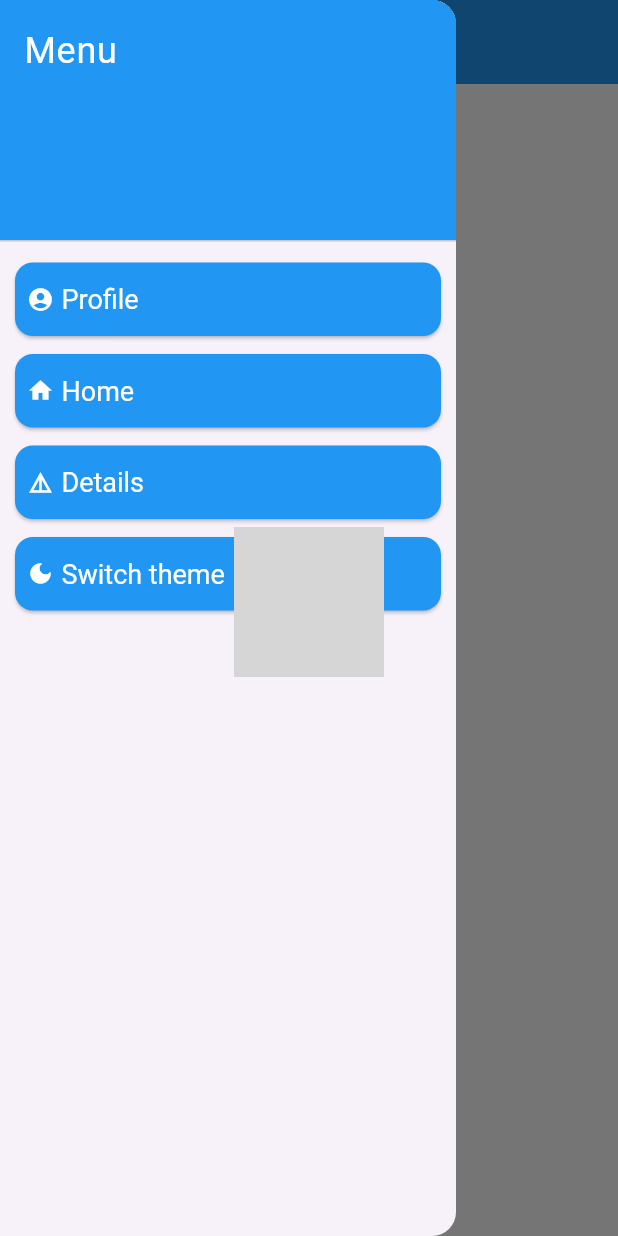
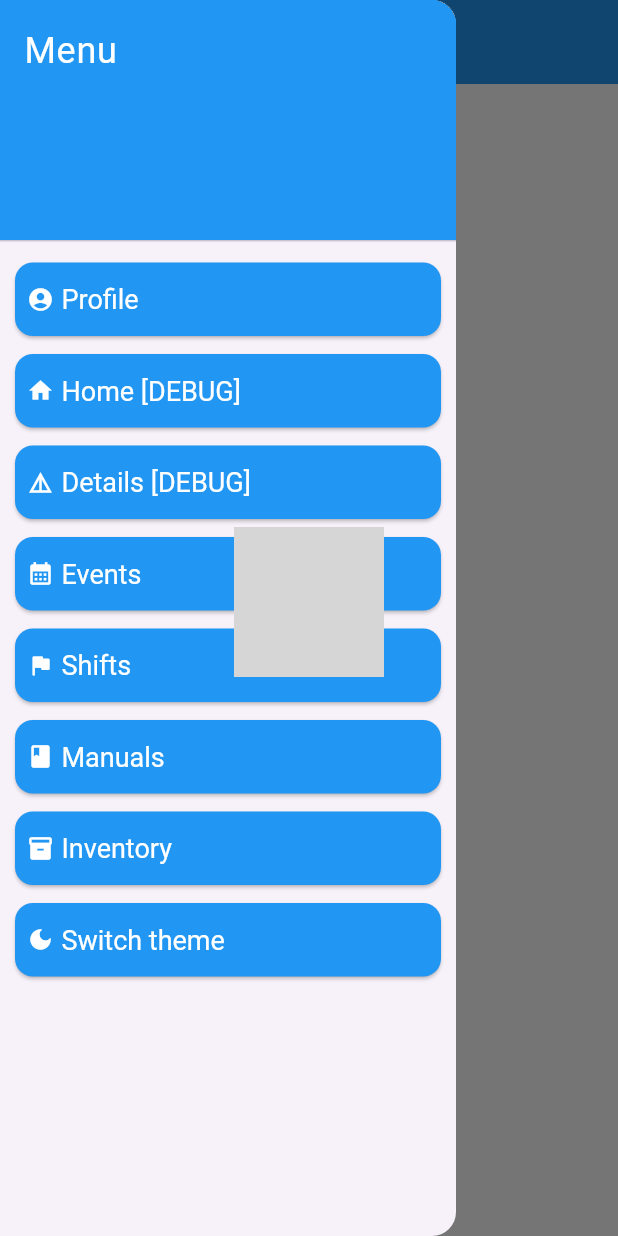
Before and after one commit to nakito-own/Lifeguard-app, a Flutter app: the ProfileScreen screen opened by its route, with the side drawer open, on a phone screen of 412 x 824 dp. Run offline on Flutter 3.47's test engine with Material 3 defaults, Android fonts, the light colour scheme and no system bars; our stand-ins replace shared_preferences; accounts and stored records are empty; network calls fail; grey boxes are pictures that could not be loaded.

Commit message:
Add all screens and link to navigator class

```diff
--- a/lib/main.dart
+++ b/lib/main.dart
@@ -1,4 +1,8 @@
 import 'package:flutter/material.dart';
+import 'package:lifeguard/screens/events_screen.dart';
+import 'package:lifeguard/screens/inventory_screen.dart';
+import 'package:lifeguard/screens/manuals_screen.dart';
+import 'package:lifeguard/screens/shift_screen.dart';
 import 'package:shared_preferences/shared_preferences.dart';
 import 'screens/pofile_screen.dart';
 import 'screens/home_screen.dart';
@@ -52,6 +56,10 @@ class _MyAppState extends State<MyApp> {
         '/home': (context) => HomeScreen(toggleTheme: _toggleTheme),
         '/details': (context) => DetailsScreen(toggleTheme: _toggleTheme),
         '/profile': (context) => ProfileScreen(toggleTheme: _toggleTheme),
+        '/events': (context) => EventsScreen(toggleTheme: _toggleTheme),
+        '/shifts': (context) => ShiftScreen(toggleTheme: _toggleTheme),
+        '/manuals': (context) => ManualsScreen(toggleTheme: _toggleTheme),
+        '/inventory': (context) => InventoryScreen(toggleTheme: _toggleTheme)
       },
     );
   }
--- a/lib/screens/pofile_screen.dart
+++ b/lib/screens/pofile_screen.dart
@@ -20,10 +20,10 @@ class ProfileScreen extends StatelessWidget {
           children: [
             CircleAvatar(
               radius: 50,
-              backgroundImage: NetworkImage('https://via.placeholder.com/150'),
+              backgroundImage: NetworkImage('https://sun9-51.userapi.com/impg/Ig98IXgnt40sxJJhi7TdmgOZ5vFckg-h_QF3bw/ZUa76befUXY.jpg?size=487x467&quality=96&sign=cada24b4d5d4cf001a0a2bd1febc0b07&type=album'),
             ),
             SizedBox(height: 16),
-            Text('User Name', style: TextStyle(fontSize: 24, fontWeight: FontWeight.bold)),
+            Text('Kirill Kileevych', style: TextStyle(fontSize: 24, fontWeight: FontWeight.bold)),
             SizedBox(height: 8),
             Text('user@example.com'),
           ],
--- a/lib/widgets/app_drawer.dart
+++ b/lib/widgets/app_drawer.dart
@@ -33,13 +33,13 @@ class AppDrawer extends StatelessWidget {
                 Navigator.pushNamed(context, '/profile');}
           ),
           CustomDrawerButton(
-              text: "Home",
+              text: "Home [DEBUG]",
               icon: Icons.home,
               onPressed: (){
                 Navigator.pushNamed(context, '/home');}
           ),
           CustomDrawerButton(
-              text: "Details",
+              text: "Details [DEBUG]",
               icon: Icons.details,
               onPressed: (){
                 Navigator.pushNamed(context, '/details', arguments: {
@@ -47,6 +47,30 @@ class AppDrawer extends StatelessWidget {
                   'body': 'Example Body',
                 });}
           ),
+          CustomDrawerButton(
+              icon: Icons.calendar_month,
+              text: "Events",
+              onPressed: (){
+                Navigator.pushNamed(context, '/events');
+              }),
+          CustomDrawerButton(
+            icon: Icons.flag_rounded,
+              text: 'Shifts',
+              onPressed: (){
+                Navigator.pushNamed(context, '/shifts');
+              }),
+          CustomDrawerButton(
+            icon: Icons.book_rounded,
+              text: "Manuals",
+              onPressed: (){
+                Navigator.pushNamed(context, '/manuals');
+          }),
+          CustomDrawerButton(
+              icon: Icons.inventory,
+              text: "Inventory",
+              onPressed: (){
+                Navigator.pushNamed(context, '/inventory');
+              }),
           CustomDrawerButton(
               text: "Switch theme",
               icon: (Icons.dark_mode),
```
Also changed, not shown: lib/screens/events_screen.dart (added, +29 -0 lines), lib/screens/inventory_screen.dart (added, +29 -0 lines), lib/screens/manuals_screen.dart (added, +29 -0 lines), lib/screens/shift_screen.dart (added, +29 -0 lines).
